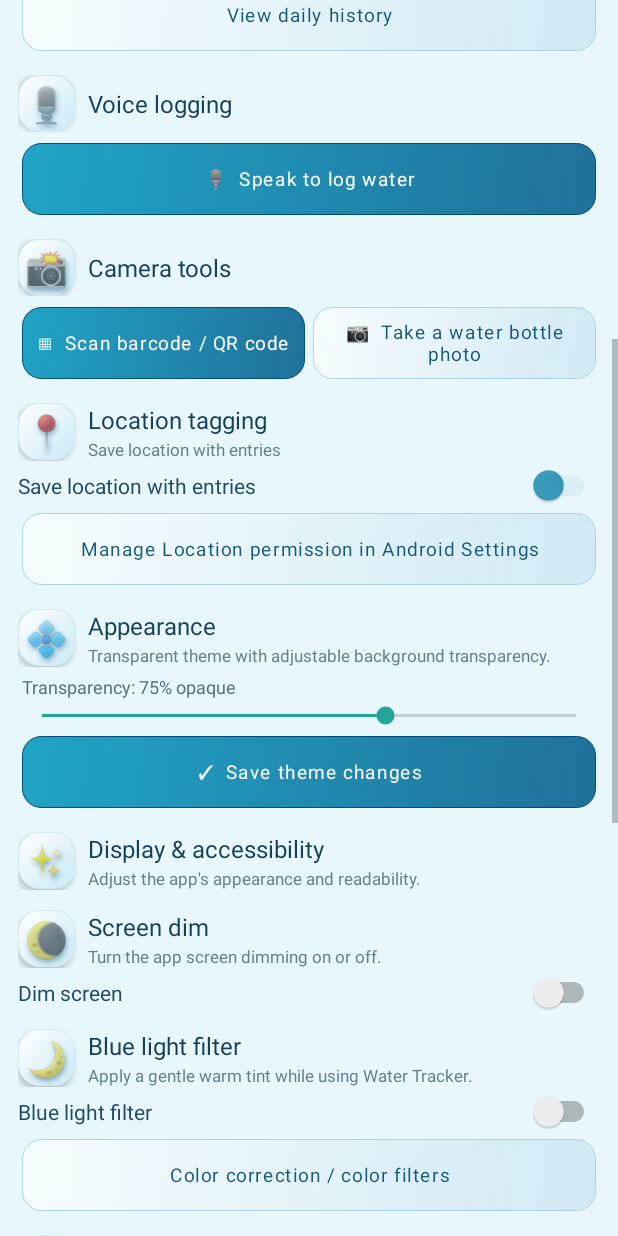
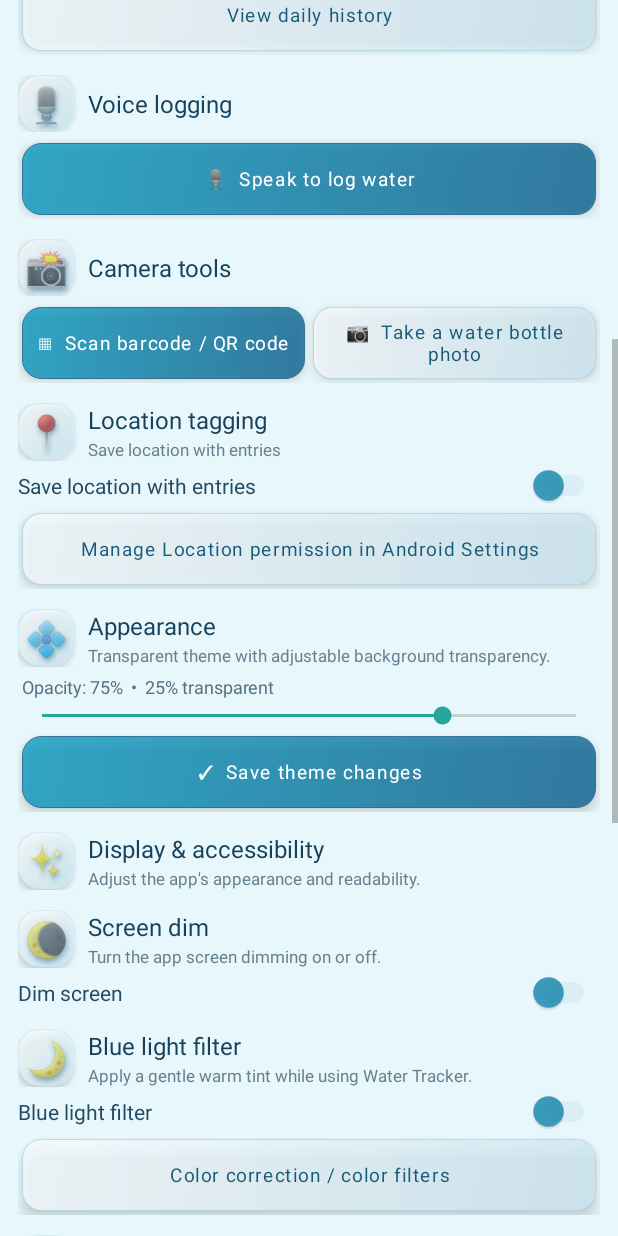
Before and after one commit to muhammadibnabdullah190/WaterTracker, an Android app: the screen it shows after launch (MainActivity), scrolled down 576 dp, on a phone screen of 412 x 824 dp. Run offline under Robolectric (Android 15) with nearby library versions, the phone set to English and light mode, and no system bars; libraries missing offline, so code that uses them is left out: androidx.camera.core, androidx.camera.lifecycle, androidx.camera.view, com.google.mlkit.vision.

Commit message:
Apply live opacity control across all app backgrounds

```diff
--- a/app/src/main/java/com/example/watertracker/MainActivity.kt
+++ b/app/src/main/java/com/example/watertracker/MainActivity.kt
@@ -122,17 +122,14 @@ class MainActivity : AppCompatActivity(), SensorEventListener {
         val page = LinearLayout(this).apply {
             orientation = LinearLayout.VERTICAL
             setPadding(dp(12), dp(10), dp(12), dp(18))
-            setBackgroundColor(android.graphics.Color.argb(
-                getSharedPreferences("water_tracker", MODE_PRIVATE).getInt("transparency_level", 75).coerceIn(30, 100) * 255 / 100,
-                224, 244, 250
-            ))
+            setBackgroundColor(android.graphics.Color.rgb(224, 244, 250))
         }
 
         val hero = com.google.android.material.card.MaterialCardView(this).apply {
             radius = dp(26).toFloat()
             cardElevation = dp(5).toFloat()
             strokeWidth = 0
-            setCardBackgroundColor(if (transparentTheme) android.graphics.Color.argb(218, 13, 92, 153) else android.graphics.Color.rgb(13, 92, 153))
+            setCardBackgroundColor(if (transparentTheme) android.graphics.Color.rgb(13, 92, 153) else android.graphics.Color.rgb(13, 92, 153))
             layoutParams = LinearLayout.LayoutParams(-1, dp(112)).apply { bottomMargin = dp(10) }
         }
         val heroContent = LinearLayout(this).apply {
@@ -141,7 +138,7 @@ class MainActivity : AppCompatActivity(), SensorEventListener {
             setPadding(dp(20), dp(18), dp(18), dp(18))
             background = android.graphics.drawable.GradientDrawable(
                 android.graphics.drawable.GradientDrawable.Orientation.TL_BR,
-                if (transparentTheme) intArrayOf(android.graphics.Color.argb(218, 5, 105, 175), android.graphics.Color.argb(218, 0, 150, 160))
+                if (transparentTheme) intArrayOf(android.graphics.Color.rgb(5, 105, 175), android.graphics.Color.rgb(0, 150, 160))
                 else intArrayOf(android.graphics.Color.rgb(5, 105, 175), android.graphics.Color.rgb(0, 150, 160))
             ).apply { cornerRadius = dp(26).toFloat() }
         }
@@ -173,7 +170,7 @@ class MainActivity : AppCompatActivity(), SensorEventListener {
             cardElevation = dp(3).toFloat()
             strokeWidth = dp(1)
             setStrokeColor(android.graphics.Color.rgb(218, 233, 243))
-            setCardBackgroundColor(if (transparentTheme) android.graphics.Color.argb(205, 255, 255, 255) else android.graphics.Color.WHITE)
+            setCardBackgroundColor(if (transparentTheme) android.graphics.Color.WHITE else android.graphics.Color.WHITE)
             layoutParams = LinearLayout.LayoutParams(-1, -2).apply { bottomMargin = dp(18) }
         }
         val summaryContent = LinearLayout(this).apply {
@@ -295,7 +292,7 @@ class MainActivity : AppCompatActivity(), SensorEventListener {
 
         addSectionTitle(page, "Appearance", "Transparent theme with adjustable background transparency.")
         var pendingTransparency = getSharedPreferences("water_tracker", MODE_PRIVATE)
-            .getInt("transparency_level", 75).coerceIn(30, 100)
+            .getInt("transparency_level", 75).coerceIn(0, 100)
         val transparencyLabel = TextView(this).apply {
             textSize = 12f
             setTextColor(android.graphics.Color.rgb(83, 112, 130))
@@ -303,22 +300,21 @@ class MainActivity : AppCompatActivity(), SensorEventListener {
         }
         page.addView(transparencyLabel)
         val transparencySeek = android.widget.SeekBar(this).apply {
-            max = 70
-            progress = pendingTransparency - 30
+            max = 100
+            progress = pendingTransparency
             setOnSeekBarChangeListener(object : android.widget.SeekBar.OnSeekBarChangeListener {
                 override fun onProgressChanged(seekBar: android.widget.SeekBar?, progress: Int, fromUser: Boolean) {
-                    pendingTransparency = progress + 30
-                    transparencyLabel.text = "Transparency: $pendingTransparency% opaque"
-                    page.setBackgroundColor(android.graphics.Color.argb(pendingTransparency * 255 / 100, 224, 244, 250))
-                    applyToggleTransparency(page, pendingTransparency)
+                    pendingTransparency = progress
+                    transparencyLabel.text = "Opacity: $pendingTransparency%  •  ${100 - pendingTransparency}% transparent"
+                    applyViewOpacity(page, pendingTransparency)
                 }
                 override fun onStartTrackingTouch(seekBar: android.widget.SeekBar?) {}
                 override fun onStopTrackingTouch(seekBar: android.widget.SeekBar?) {}
             })
         }
         page.addView(transparencySeek)
-        transparencyLabel.text = "Transparency: $pendingTransparency% opaque"
-        applyToggleTransparency(page, pendingTransparency)
+        transparencyLabel.text = "Opacity: $pendingTransparency%  •  ${100 - pendingTransparency}% transparent"
+        applyViewOpacity(page, pendingTransparency)
         addButton(page, "✓  Save theme changes") {
             getSharedPreferences("water_tracker", MODE_PRIVATE).edit()
                 .putString("theme", "transparent")
@@ -390,6 +386,7 @@ class MainActivity : AppCompatActivity(), SensorEventListener {
             setPadding(dp(4), dp(6), dp(4), dp(12))
         })
         applyDisplayPreferences(page)
+        applyViewOpacity(page, getSharedPreferences("water_tracker", MODE_PRIVATE).getInt("transparency_level", 75).coerceIn(0, 100))
         val scroll = ScrollView(this).apply {
             isFillViewport = true
             clipToPadding = false
@@ -449,12 +446,17 @@ class MainActivity : AppCompatActivity(), SensorEventListener {
             setOnClickListener { action() }
         }
 
-    private fun applyToggleTransparency(root: android.view.View, opacity: Int) {
+    private fun applyViewOpacity(root: android.view.View, opacity: Int) {
+        val alpha = opacity.coerceIn(0, 100) * 255 / 100
         fun visit(view: android.view.View) {
+            view.background?.mutate()?.alpha = alpha
             if (view is Switch) {
-                val alpha = (opacity * 255 / 100).coerceIn(1, 255)
-                view.thumbTintList = android.content.res.ColorStateList.valueOf(android.graphics.Color.argb(alpha, 0, 125, 166))
-                view.trackTintList = android.content.res.ColorStateList.valueOf(android.graphics.Color.argb((alpha * 0.55f).toInt(), 90, 160, 185))
+                view.thumbTintList = android.content.res.ColorStateList.valueOf(
+                    android.graphics.Color.argb(alpha, 0, 125, 166)
+                )
+                view.trackTintList = android.content.res.ColorStateList.valueOf(
+                    android.graphics.Color.argb((alpha * 0.55f).toInt(), 90, 160, 185)
+                )
             }
             if (view is android.view.ViewGroup) {
                 for (i in 0 until view.childCount) visit(view.getChildAt(i))
@@ -713,8 +715,8 @@ class MainActivity : AppCompatActivity(), SensorEventListener {
             background = android.graphics.drawable.GradientDrawable(
                 android.graphics.drawable.GradientDrawable.Orientation.TL_BR,
                 if (transparent) intArrayOf(
-                    android.graphics.Color.argb(220, top ushr 16 and 255, top ushr 8 and 255, top and 255),
-                    android.graphics.Color.argb(220, bottom ushr 16 and 255, bottom ushr 8 and 255, bottom and 255)
+                    android.graphics.Color.rgb(top ushr 16 and 255, top ushr 8 and 255, top and 255),
+                    android.graphics.Color.rgb(bottom ushr 16 and 255, bottom ushr 8 and 255, bottom and 255)
                 ) else intArrayOf(top, bottom)
             ).apply {
                 cornerRadius = dp(13).toFloat()
```
